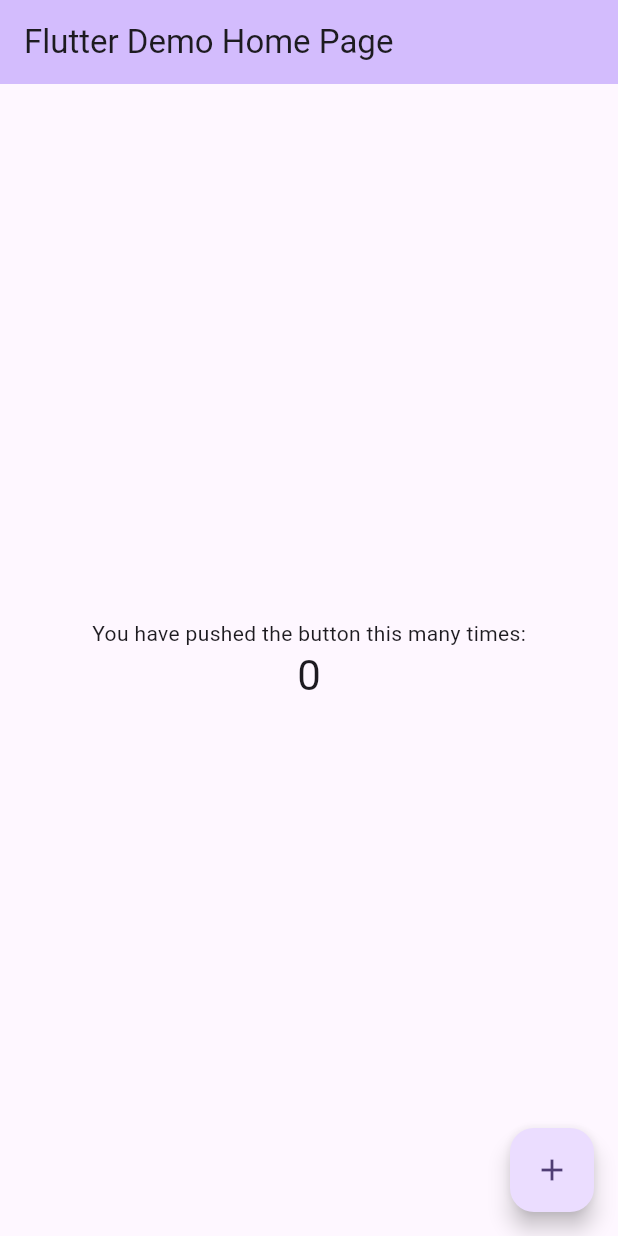
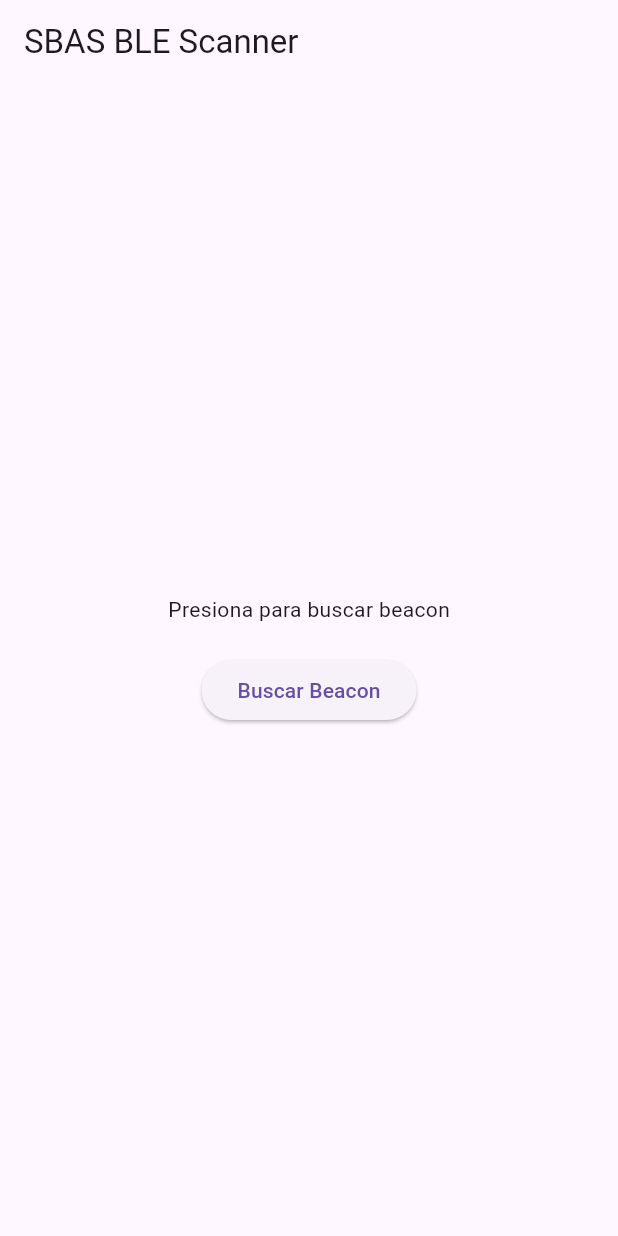
Before and after one commit to Hyos332/Smart-Beacon-Attendance-System-SBAS-, a Flutter app: the screen it shows after launch, on a phone screen of 412 x 824 dp. Run offline on Flutter 3.47's test engine with Material 3 defaults, Android fonts, the phone set to English and light mode, and no system bars; missing offline and left inert: flutter_reactive_ble.

Commit message:
feat: implement BLE scanning and attendance sending functionality

```diff
--- a/sbas/mobile_app/lib/main.dart
+++ b/sbas/mobile_app/lib/main.dart
@@ -1,4 +1,9 @@
+import 'dart:io' show Platform;
+import 'package:flutter/foundation.dart' show kIsWeb;
 import 'package:flutter/material.dart';
+import 'package:flutter_reactive_ble/flutter_reactive_ble.dart';
+import 'package:http/http.dart' as http;
+import 'dart:convert';
 
 void main() {
   runApp(const MyApp());
@@ -7,116 +12,137 @@ void main() {
 class MyApp extends StatelessWidget {
   const MyApp({super.key});
 
-  // This widget is the root of your application.
   @override
   Widget build(BuildContext context) {
     return MaterialApp(
-      title: 'Flutter Demo',
-      theme: ThemeData(
-        // This is the theme of your application.
-        //
-        // TRY THIS: Try running your application with "flutter run". You'll see
-        // the application has a purple toolbar. Then, without quitting the app,
-        // try changing the seedColor in the colorScheme below to Colors.green
-        // and then invoke "hot reload" (save your changes or press the "hot
-        // reload" button in a Flutter-supported IDE, or press "r" if you used
-        // the command line to start the app).
-        //
-        // Notice that the counter didn't reset back to zero; the application
-        // state is not lost during the reload. To reset the state, use hot
-        // restart instead.
-        //
-        // This works for code too, not just values: Most code changes can be
-        // tested with just a hot reload.
-        colorScheme: ColorScheme.fromSeed(seedColor: Colors.deepPurple),
-      ),
-      home: const MyHomePage(title: 'Flutter Demo Home Page'),
+      title: 'SBAS BLE Scanner',
+      theme: ThemeData(primarySwatch: Colors.blue),
+      home: const BleScannerPage(),
     );
   }
 }
 
-class MyHomePage extends StatefulWidget {
-  const MyHomePage({super.key, required this.title});
-
-  // This widget is the home page of your application. It is stateful, meaning
-  // that it has a State object (defined below) that contains fields that affect
-  // how it looks.
-
-  // This class is the configuration for the state. It holds the values (in this
-  // case the title) provided by the parent (in this case the App widget) and
-  // used by the build method of the State. Fields in a Widget subclass are
-  // always marked "final".
-
-  final String title;
+class BleScannerPage extends StatefulWidget {
+  const BleScannerPage({super.key});
 
   @override
-  State<MyHomePage> createState() => _MyHomePageState();
+  State<BleScannerPage> createState() => _BleScannerPageState();
 }
 
-class _MyHomePageState extends State<MyHomePage> {
-  int _counter = 0;
+class _BleScannerPageState extends State<BleScannerPage> {
+  final flutterReactiveBle = FlutterReactiveBle();
+  final String targetUuid = "12345678-1234-5678-1234-56789abcdef0";
+  DiscoveredDevice? foundDevice;
+  bool scanning = false;
 
-  void _incrementCounter() {
+  void startScan() {
     setState(() {
-      // This call to setState tells the Flutter framework that something has
-      // changed in this State, which causes it to rerun the build method below
-      // so that the display can reflect the updated values. If we changed
-      // _counter without calling setState(), then the build method would not be
-      // called again, and so nothing would appear to happen.
-      _counter++;
+      scanning = true;
+      foundDevice = null;
     });
+
+    // Simulación para Windows/Web
+    if (kIsWeb || Platform.isWindows || Platform.isLinux || Platform.isMacOS) {
+      Future.delayed(const Duration(seconds: 2), () {
+        setState(() {
+          foundDevice = DiscoveredDevice(
+            id: "SIMULATED_ID",
+            name: "Simulated Beacon",
+            serviceUuids: [targetUuid],
+            manufacturerData: const [],
+            rssi: -50,
+            serviceData: const {},
+            txPowerLevel: null,
+            connectable: false,
+            type: DeviceType.unknown,
+          );
+          scanning = false;
+        });
+      });
+      return;
+    }
+
+    // BLE real para Android/iOS
+    flutterReactiveBle.scanForDevices(
+      withServices: [Uuid.parse(targetUuid)],
+      scanMode: ScanMode.lowLatency,
+    ).listen((device) {
+      setState(() {
+        foundDevice = device;
+        scanning = false;
+      });
+    }, onError: (err) {
+      setState(() {
+        scanning = false;
+      });
+    });
+  }
+
+  Future<void> sendAttendance() async {
+    // Simula tus IDs reales aquí
+    const studentId = "3911567f-0700-468b-b891-b3a436578403";
+    const beaconId = "b70e7558-3dcc-4695-a663-70881a53ede3";
+    final timestamp = DateTime.now().toUtc().toIso8601String();
+
+    final url = Uri.parse("http://localhost:3000/api/attendance");
+    final response = await http.post(
+      url,
+      headers: {"Content-Type": "application/json"},
+      body: jsonEncode({
+        "studentId": studentId,
+        "beaconId": beaconId,
+        "timestamp": timestamp,
+      }),
+    );
+
+    if (response.statusCode == 200) {
+      ScaffoldMessenger.of(context).showSnackBar(
+        const SnackBar(content: Text("¡Asistencia enviada!")),
+      );
+    } else {
+      ScaffoldMessenger.of(context).showSnackBar(
+        SnackBar(content: Text("Error al enviar asistencia: ${response.body}")),
+      );
+    }
+  }
+
+  @override
+  void dispose() {
+    flutterReactiveBle.deinitialize();
+    super.dispose();
   }
 
   @override
   Widget build(BuildContext context) {
-    // This method is rerun every time setState is called, for instance as done
-    // by the _incrementCounter method above.
-    //
-    // The Flutter framework has been optimized to make rerunning build methods
-    // fast, so that you can just rebuild anything that needs updating rather
-    // than having to individually change instances of widgets.
     return Scaffold(
-      appBar: AppBar(
-        // TRY THIS: Try changing the color here to a specific color (to
-        // Colors.amber, perhaps?) and trigger a hot reload to see the AppBar
-        // change color while the other colors stay the same.
-        backgroundColor: Theme.of(context).colorScheme.inversePrimary,
-        // Here we take the value from the MyHomePage object that was created by
-        // the App.build method, and use it to set our appbar title.
-        title: Text(widget.title),
-      ),
+      appBar: AppBar(title: const Text('SBAS BLE Scanner')),
       body: Center(
-        // Center is a layout widget. It takes a single child and positions it
-        // in the middle of the parent.
         child: Column(
-          // Column is also a layout widget. It takes a list of children and
-          // arranges them vertically. By default, it sizes itself to fit its
-          // children horizontally, and tries to be as tall as its parent.
-          //
-          // Column has various properties to control how it sizes itself and
-          // how it positions its children. Here we use mainAxisAlignment to
-          // center the children vertically; the main axis here is the vertical
-          // axis because Columns are vertical (the cross axis would be
-          // horizontal).
-          //
-          // TRY THIS: Invoke "debug painting" (choose the "Toggle Debug Paint"
-          // action in the IDE, or press "p" in the console), to see the
-          // wireframe for each widget.
           mainAxisAlignment: MainAxisAlignment.center,
-          children: <Widget>[
-            const Text('You have pushed the button this many times:'),
-            Text(
-              '$_counter',
-              style: Theme.of(context).textTheme.headlineMedium,
+          children: [
+            if (foundDevice != null)
+              Column(
+                children: [
+                  const Text("¡Beacon detectado!"),
+                  Text("Nombre: ${foundDevice!.name}"),
+                  Text("ID: ${foundDevice!.id}"),
+                  const SizedBox(height: 20),
+                  ElevatedButton(
+                    onPressed: sendAttendance,
+                    child: const Text("Enviar Asistencia"),
+                  ),
+                ],
+              )
+            else
+              Text(scanning ? "Buscando beacon..." : "Presiona para buscar beacon"),
+            const SizedBox(height: 20),
+            ElevatedButton(
+              onPressed: scanning ? null : startScan,
+              child: const Text("Buscar Beacon"),
             ),
           ],
         ),
       ),
-      floatingActionButton: FloatingActionButton(
-        onPressed: _incrementCounter,
-        tooltip: 'Increment',
-        child: const Icon(Icons.add),
-      ), // This trailing comma makes auto-formatting nicer for build methods.
     );
   }
 }
```
